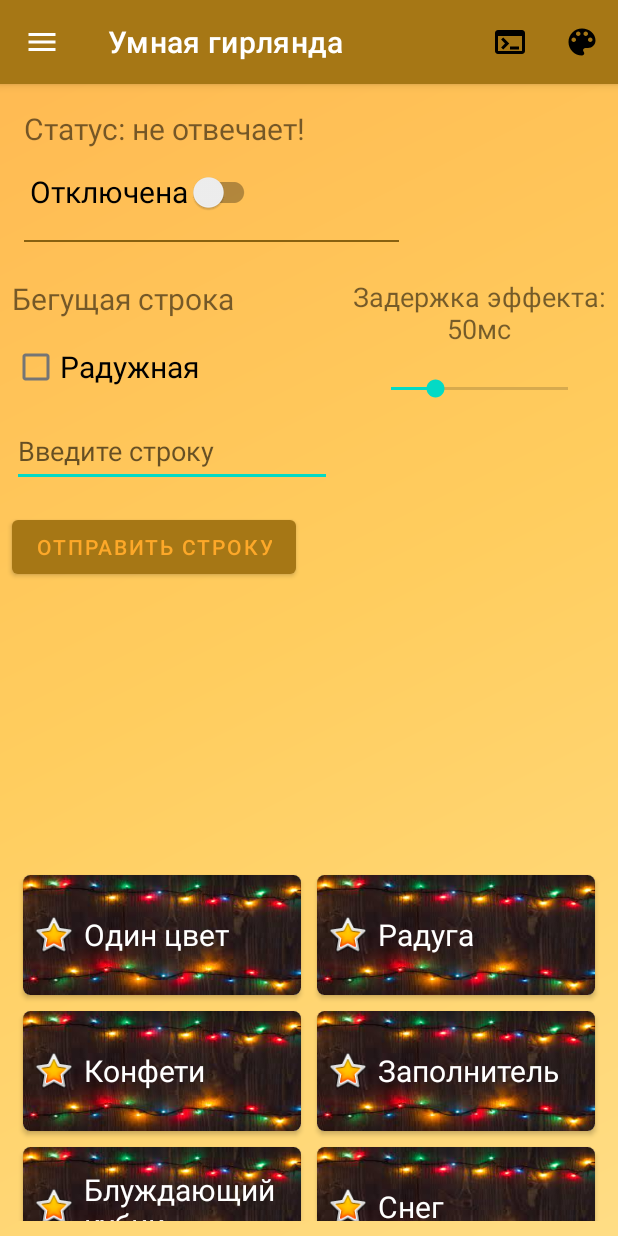
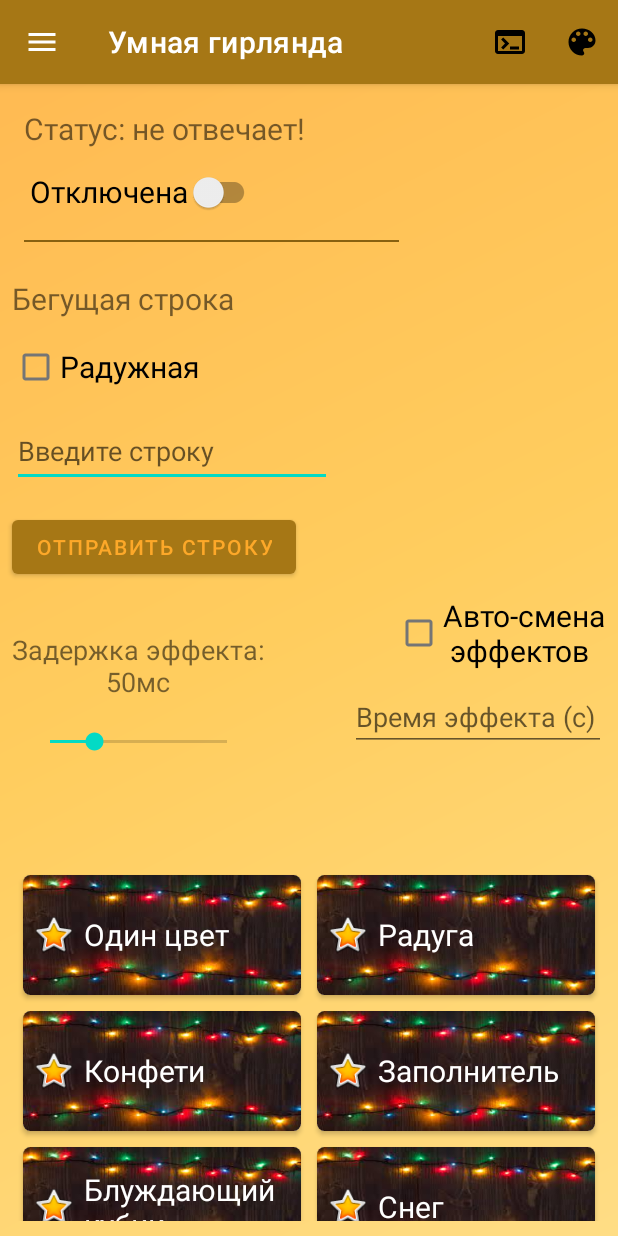
Before and after one commit to EmptyLibra/SmartGarlandApp_Esp8266, an Android app: the screen it shows after launch (MainActivity), on a phone screen of 412 x 824 dp. Run offline under Robolectric (Android 15) with nearby library versions, the phone set to English and light mode, and no system bars; libraries missing offline, so code that uses them is left out: com.skydoves.colorpickerview.

Commit message:
Добавляет автоматическую смену эффектов

```diff
--- a/app/src/main/java/com/master/esp8266_addressledscontroller/nav_fragments/SettingsFragment.kt
+++ b/app/src/main/java/com/master/esp8266_addressledscontroller/nav_fragments/SettingsFragment.kt
@@ -64,6 +64,15 @@ class SettingsFragment : Fragment(), EffectsListAdapter.Listener {
 
         //----------- Обработчики нажатий кнопок -----------
         binding.apply {
+            checkBoxAutoChangeEffects.setOnClickListener{
+                if(editTextTextOneEffectTime.text.isEmpty()) {
+                    post("cmd?setAutoChangeEffects=${( if(checkBoxAutoChangeEffects.isChecked) "1" else "0")}&setAutoCahngeEffectsMaxTime=${60000U}")
+                }else {
+                    val delayTime: Int = editTextTextOneEffectTime.text.toString().toInt()
+                    post("cmd?setAutoChangeEffects=${( if(checkBoxAutoChangeEffects.isChecked) "1" else "0")}&setAutoCahngeEffectsMaxTime=${delayTime}")
+                }
+
+            }
 
             // Нажатие на кнопку отправки бегущей строки
             sendRunStr.setOnClickListener {
--- a/app/src/main/res/layout/fragment_settings.xml
+++ b/app/src/main/res/layout/fragment_settings.xml
@@ -52,10 +52,10 @@
             android:layout_width="150dp"
             android:layout_height="wrap_content"
             android:layout_marginTop="8dp"
+            android:max="200"
+            android:maxHeight="50dp"
+            android:minHeight="40dp"
             android:progress="50"
-            android:max="200"
-            android:minHeight="40dp"
-            android:maxHeight="50dp"
             app:layout_constraintEnd_toEndOf="@+id/tvEffectDelay"
             app:layout_constraintStart_toStartOf="@+id/tvEffectDelay"
             app:layout_constraintTop_toBottomOf="@+id/tvEffectDelay" />
@@ -64,13 +64,13 @@
             android:id="@+id/tvEffectDelay"
             android:layout_width="wrap_content"
             android:layout_height="wrap_content"
-            android:layout_marginTop="24dp"
-            android:layout_marginEnd="8dp"
+            android:layout_marginStart="8dp"
+            android:layout_marginTop="32dp"
             android:text="Задержка эффекта: "
             android:textAlignment="center"
             android:textSize="18sp"
-            app:layout_constraintEnd_toEndOf="parent"
-            app:layout_constraintTop_toBottomOf="@+id/view" />
+            app:layout_constraintStart_toStartOf="parent"
+            app:layout_constraintTop_toBottomOf="@+id/sendRunStr" />
 
         <Button
             android:id="@+id/sendRunStr"
@@ -101,7 +101,7 @@
             android:layout_marginTop="8dp"
             android:ems="10"
             android:hint="Введите строку"
-            android:inputType="textPersonName|textCapCharacters"
+            android:inputType="textPersonName"
             android:minHeight="48dp"
             app:layout_constraintStart_toStartOf="@+id/chBoxRainbowStr"
             app:layout_constraintTop_toBottomOf="@+id/chBoxRainbowStr" />
@@ -116,6 +116,29 @@
             app:layout_constraintStart_toStartOf="@+id/textView2"
             app:layout_constraintTop_toBottomOf="@+id/textView2" />
 
+        <CheckBox
+            android:id="@+id/checkBoxAutoChangeEffects"
+            android:layout_width="wrap_content"
+            android:layout_height="wrap_content"
+            android:layout_marginTop="8dp"
+            android:layout_marginEnd="8dp"
+            android:text="Авто-смена\n эффектов"
+            android:textSize="20sp"
+            app:layout_constraintEnd_toEndOf="parent"
+            app:layout_constraintTop_toBottomOf="@+id/sendRunStr" />
+
+        <EditText
+            android:id="@+id/editTextTextOneEffectTime"
+            android:layout_width="wrap_content"
+            android:layout_height="wrap_content"
+            android:layout_marginTop="8dp"
+            android:layout_marginEnd="8dp"
+            android:ems="8"
+            android:hint="Время эффекта (с)"
+            android:inputType="textPersonName|numberDecimal"
+            app:layout_constraintEnd_toEndOf="parent"
+            app:layout_constraintTop_toBottomOf="@+id/checkBoxAutoChangeEffects" />
+
     </androidx.constraintlayout.widget.ConstraintLayout>
 
     <androidx.recyclerview.widget.RecyclerView
```
